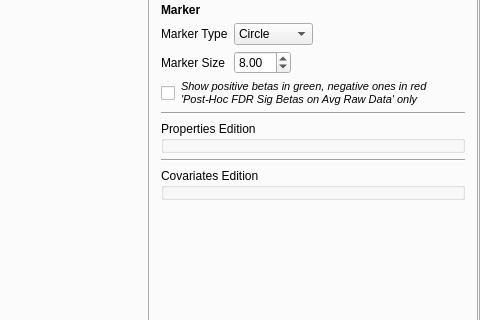
Before: the Qt Designer form src/FADTTSWindow.ui in jeantm/FADTTS, drawn with Qt 5; both pictures show x 770 to 1250 and y 203 to 523 of the 1250 by 770 pixel window.
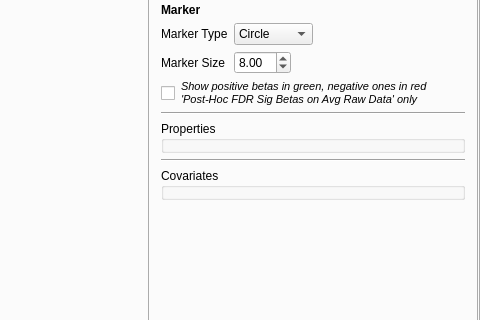
After: the same form once the commit is applied. The open tabs and pages were chosen to show the change. Icons and pictures are not drawn. Custom widgets are drawn as their Qt base class.

What changed in the file:
```diff
--- a/src/FADTTSWindow.ui
+++ b/src/FADTTSWindow.ui
@@ -3253,7 +3253,7 @@
             <item>
              <widget class="QGroupBox" name="plottingTab_editionTab_propertiesEdition_groupBox">
               <property name="title">
-               <string>Properties Edition</string>
+               <string>Properties</string>
               </property>
               <layout class="QGridLayout" name="gridLayout_PropertiesColors">
                <property name="leftMargin">
@@ -3281,7 +3281,7 @@
             <item>
              <widget class="QGroupBox" name="plottingTab_editionTab_covariatesEdition_groupBox">
               <property name="title">
-               <string>Covariates Edition</string>
+               <string>Covariates</string>
               </property>
               <layout class="QGridLayout" name="gridLayout_CovariatesEdition">
                <property name="leftMargin">
```
Left out of the diff: 27 changed lines with no effect on the pictures.
